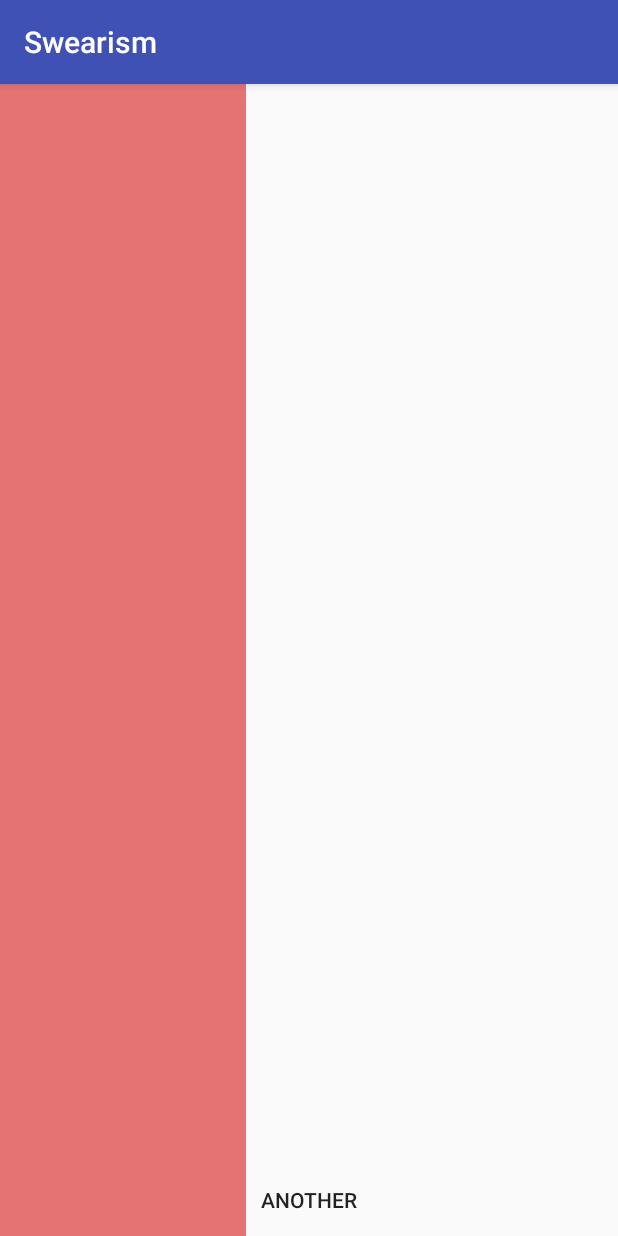
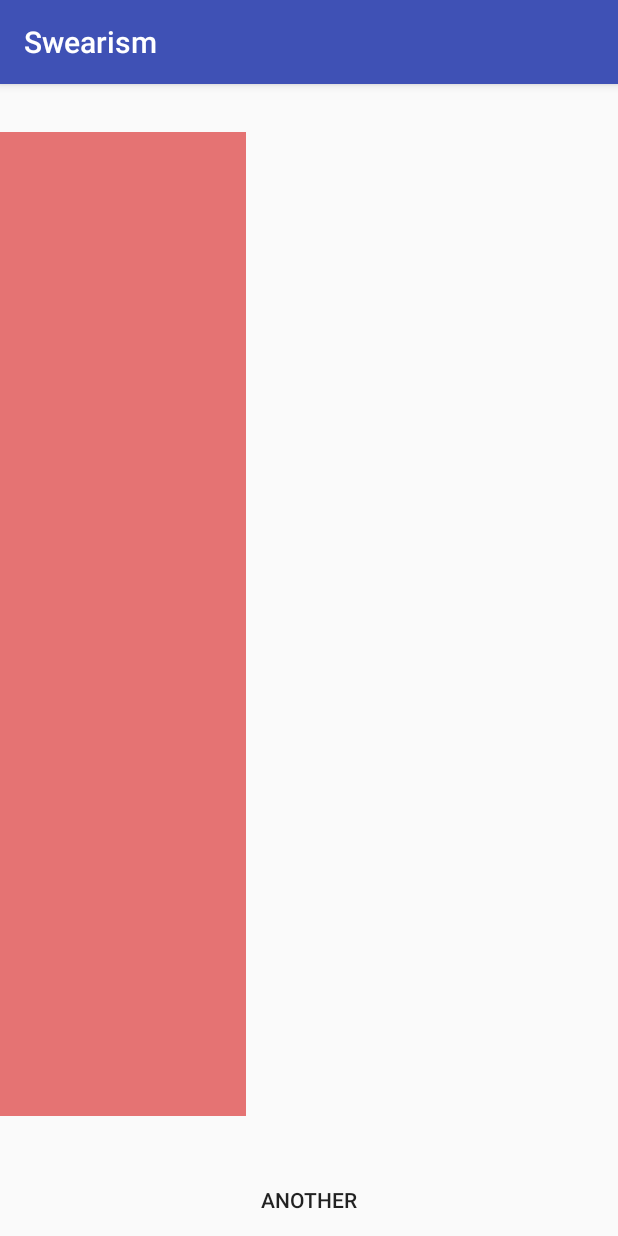
Before and after one commit to Broz3r/Swearism-Android, an Android app: the screen it shows after launch (MainActivity), on a phone screen of 412 x 824 dp. Run offline under Robolectric (Android 15) with nearby library versions, the phone set to English and light mode, and no system bars; our stand-ins replace ButterKnife.

Commit message:
Testing SwearView

```diff
--- a/app/src/main/java/com/broz3r/swearism/MainActivity.java
+++ b/app/src/main/java/com/broz3r/swearism/MainActivity.java
@@ -3,11 +3,29 @@ package com.broz3r.swearism;
 import android.support.v7.app.AppCompatActivity;
 import android.os.Bundle;
 
+import butterknife.BindView;
+import butterknife.ButterKnife;
+import butterknife.OnClick;
+
 public class MainActivity extends AppCompatActivity {
+
+    @BindView(R.id.swear_view)
+    protected SwearView swearView;
 
     @Override
     protected void onCreate(Bundle savedInstanceState) {
         super.onCreate(savedInstanceState);
         setContentView(R.layout.activity_main);
+        ButterKnife.bind(this);
+    }
+
+    @OnClick(R.id.button)
+    public void onButtonClicked() {
+        if (swearView.getSide() == SwearView.Side.LEFT) {
+            swearView.setSide(SwearView.Side.RIGHT);
+        }
+        else {
+            swearView.setSide(SwearView.Side.LEFT);
+        }
     }
 }
--- a/app/src/main/java/com/broz3r/swearism/SwearView.java
+++ b/app/src/main/java/com/broz3r/swearism/SwearView.java
@@ -2,6 +2,7 @@ package com.broz3r.swearism;
 
 import android.content.Context;
 import android.util.AttributeSet;
+import android.view.Gravity;
 import android.widget.ImageView;
 import android.widget.LinearLayout;
 
@@ -15,24 +16,25 @@ import butterknife.ButterKnife;
 public class SwearView extends LinearLayout {
 
     public enum Side {
-        LEFT(R.layout.view_swear_left),
-        RIGHT(R.layout.view_swear_right);
+        LEFT(Gravity.END, VISIBLE, GONE),
+        RIGHT(Gravity.START, GONE, VISIBLE);
 
-        private int layoutId;
+        private int gravity;
+        private int leftVisibility;
+        private int rightVisibility;
 
-        Side(int layoutId) {
-            this.layoutId = layoutId;
-        }
-
-        public int getLayoutId() {
-            return layoutId;
+        Side(int gravity, int leftVisibility, int rightVisibility) {
+            this.gravity = gravity;
+            this.leftVisibility = leftVisibility;
+            this.rightVisibility = rightVisibility;
         }
     }
 
-    @BindView(R.id.image)
-    protected ImageView imageView;
 
-    private Side side;
+    @BindView(R.id.image_left) protected ImageView imageLeft;
+    @BindView(R.id.image_right) protected ImageView imageRight;
+
+    private Side side = Side.LEFT;
 
     public SwearView(Context context) {
         super(context);
@@ -50,8 +52,12 @@ public class SwearView extends LinearLayout {
     }
 
     private void init() {
-        inflate(getContext(), side.getLayoutId(), this);
+        inflate(getContext(), R.layout.view_swear, this);
         ButterKnife.bind(this);
+
+        setWeightSum(5);
+
+        setSide(Side.LEFT);
     }
 
     public Side getSide() {
@@ -60,6 +66,9 @@ public class SwearView extends LinearLayout {
 
     public void setSide(Side side) {
         this.side = side;
-        invalidate();
+
+        setGravity(side.gravity);
+        imageLeft.setVisibility(side.leftVisibility);
+        imageRight.setVisibility(side.rightVisibility);
     }
 }
--- a/app/src/main/res/layout/activity_main.xml
+++ b/app/src/main/res/layout/activity_main.xml
@@ -18,7 +18,16 @@
         app:layout_constraintLeft_toLeftOf="parent"
         style="@style/Widget.AppCompat.Button.Borderless" />
 
-    <include
-        layout="@layout/view_swear_left"/>
+    <com.broz3r.swearism.SwearView
+        android:id="@+id/swear_view"
+        android:orientation="horizontal"
+        android:layout_height="0dp"
+        android:layout_width="0dp"
+        app:layout_constraintRight_toRightOf="parent"
+        app:layout_constraintLeft_toLeftOf="parent"
+        app:layout_constraintBottom_toTopOf="@+id/button"
+        android:layout_marginBottom="32dp"
+        android:layout_marginTop="32dp"
+        app:layout_constraintTop_toTopOf="parent"/>
 
 </android.support.constraint.ConstraintLayout>
--- a/app/src/main/res/layout/view_swear_right.xml
+++ b/app/src/main/res/layout/view_swear.xml
@@ -1,9 +1,16 @@
 <?xml version="1.0" encoding="utf-8"?>
-<LinearLayout xmlns:android="http://schemas.android.com/apk/res/android"
+<merge xmlns:android="http://schemas.android.com/apk/res/android"
     android:orientation="horizontal"
     android:layout_width="match_parent"
-    android:layout_height="match_parent"
-    android:weightSum="5">
+    android:layout_height="match_parent">
+
+    <ImageView
+        android:id="@+id/image_left"
+        android:layout_width="0dp"
+        android:layout_height="match_parent"
+        android:layout_weight="4"
+        android:background="#E57373"
+        android:visibility="gone"/>
 
     <TextView
         android:layout_width="0dp"
@@ -11,10 +18,10 @@
         android:layout_weight="3"/>
 
     <ImageView
-        android:id="@+id/image"
+        android:id="@+id/image_right"
         android:layout_width="0dp"
         android:layout_height="match_parent"
         android:layout_weight="4"
         android:background="#64B5F6"/>
 
-</LinearLayout>
+</merge>
--- a/app/src/main/res/layout/view_swear_left.xml
+++ /dev/null
@@ -1,21 +0,0 @@
-<?xml version="1.0" encoding="utf-8"?>
-<LinearLayout xmlns:android="http://schemas.android.com/apk/res/android"
-    android:orientation="horizontal"
-    android:layout_width="match_parent"
-    android:layout_height="match_parent"
-    android:weightSum="5"
-    android:gravity="right">
-
-    <ImageView
-        android:id="@+id/image"
-        android:layout_width="0dp"
-        android:layout_height="match_parent"
-        android:layout_weight="4"
-        android:background="#E57373"/>
-
-    <TextView
-        android:layout_width="0dp"
-        android:layout_height="match_parent"
-        android:layout_weight="3"/>
-
-</LinearLayout>
```
